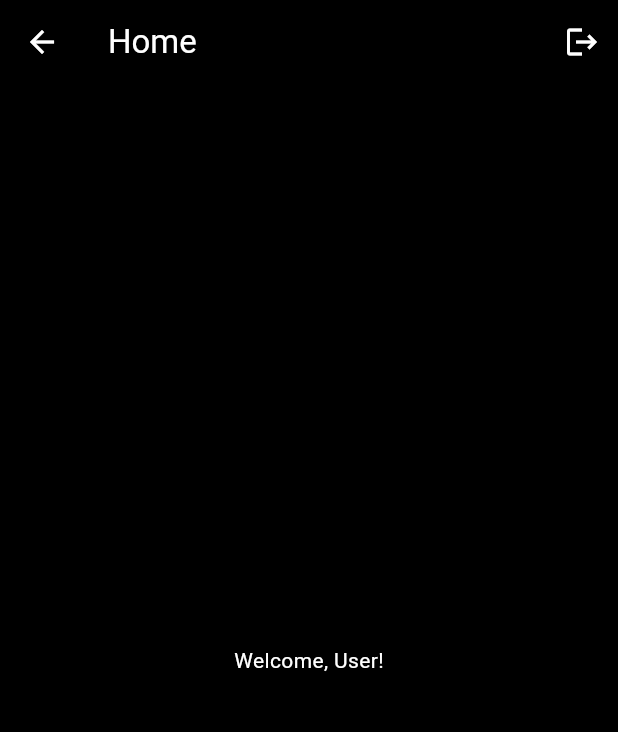
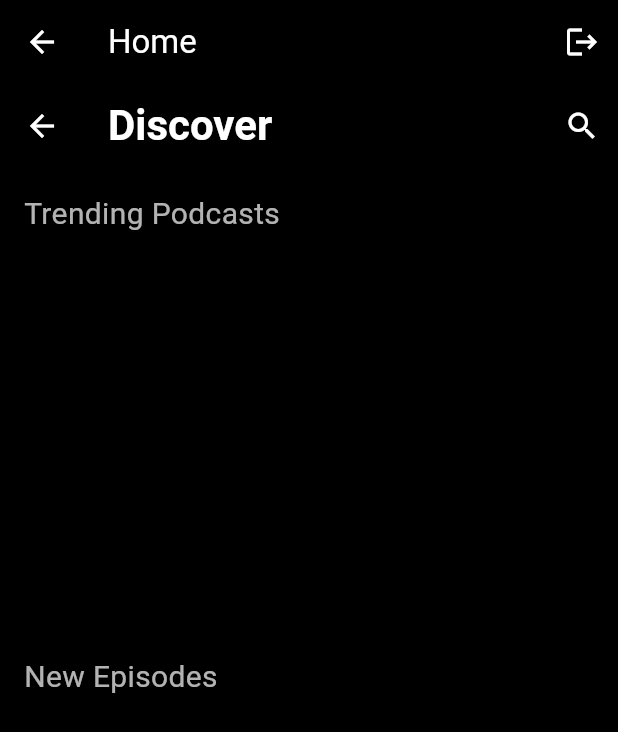
Before and after one commit to SondosAbdelnasser/podsy, a Flutter app: the HomeScreen screen opened by its route, on a phone screen of 412 x 824 dp. Shown: the top 732 px of the screen. Run offline on Flutter 3.47's test engine with Material 3 defaults, Android fonts, the phone set to English and light mode, and no system bars; our stand-ins replace cloud_firestore, firebase_auth, firebase_core, google_sign_in, lottie, supabase_flutter; accounts and stored records are empty.

Commit message:
home podcast card w episode title

```diff
--- a/lib/screens/home_screen.dart
+++ b/lib/screens/home_screen.dart
@@ -2,6 +2,7 @@ import 'package:flutter/material.dart';
 import 'package:provider/provider.dart';
 import '../providers/auth_provider.dart';
 import 'admin_dashboard_screen.dart';
+import 'podcast_home.dart';
 
 class HomeScreen extends StatelessWidget {
   @override
@@ -22,7 +23,7 @@ class HomeScreen extends StatelessWidget {
       ),
       body: authProvider.is_admin
           ? AdminDashboardScreen()
-          : Center(child: Text("Welcome, User!")),
+          : Home(),
     );
   }
 }
--- /dev/null
+++ b/lib/screens/podcast_home.dart
@@ -0,0 +1,113 @@
+import 'package:flutter/material.dart';
+import 'package:supabase_flutter/supabase_flutter.dart';
+import '../widgets/podcast_card.dart';
+import '../widgets/episode_tile.dart';
+
+class Home extends StatefulWidget {
+  const Home({Key? key}) : super(key: key);
+
+  @override
+  State<Home> createState() => _HomeScreenState();
+}
+
+class _HomeScreenState extends State<Home> {
+  final supabase = Supabase.instance.client;
+
+  List<dynamic> trendingPodcasts = [];
+  List<dynamic> newEpisodes = [];
+  bool isLoading = true;
+
+  Future<void> fetchData() async {
+    setState(() => isLoading = true);
+
+    try {
+      final podcastResponse = await supabase
+          .from('podcasts')
+          .select()
+          .order('likes', ascending: false)
+          .limit(5);
+
+      final episodeResponse = await supabase
+          .from('episodes')
+          .select()
+          .order('created_at', ascending: false)
+          .limit(10);
+
+      setState(() {
+        trendingPodcasts = podcastResponse;
+        newEpisodes = episodeResponse;
+      });
+    } catch (e) {
+      print("Error fetching data: $e");
+    }
+
+    setState(() => isLoading = false);
+  }
+
+  @override
+  void initState() {
+    super.initState();
+    fetchData();
+  }
+
+  @override
+  Widget build(BuildContext context) {
+    return Scaffold(
+      backgroundColor: Colors.black,
+      appBar: AppBar(
+        backgroundColor: Colors.black,
+        title: const Text(
+          'Discover',
+          style: TextStyle(fontSize: 28, fontWeight: FontWeight.bold, color: Colors.white),
+        ),
+        actions: [
+          IconButton(
+            icon: const Icon(Icons.search, color: Colors.white),
+            onPressed: () {},
+          ),
+        ],
+      ),
+      body: isLoading
+          ? const Center(child: CircularProgressIndicator())
+          : RefreshIndicator(
+              onRefresh: fetchData,
+              child: ListView(
+                padding: const EdgeInsets.all(16.0),
+                children: [
+                  const Text(
+                    'Trending Podcasts',
+                    style: TextStyle(fontSize: 20, color: Colors.white70),
+                  ),
+                  const SizedBox(height: 16),
+                  SizedBox(
+                    height: 240,
+                    child: ListView.builder(
+                      scrollDirection: Axis.horizontal,
+                      itemCount: trendingPodcasts.length,
+                      itemBuilder: (context, index) {
+                        final podcast = trendingPodcasts[index];
+                        return PodcastCard(podcast: podcast);
+                      },
+                    ),
+                  ),
+                  const SizedBox(height: 24),
+                  const Text(
+                    'New Episodes',
+                    style: TextStyle(fontSize: 20, color: Colors.white70),
+                  ),
+                  const SizedBox(height: 16),
+                  ListView.builder(
+                    shrinkWrap: true,
+                    physics: const NeverScrollableScrollPhysics(),
+                    itemCount: newEpisodes.length,
+                    itemBuilder: (context, index) {
+                      final episode = newEpisodes[index];
+                      return EpisodeTile(episode: episode);
+                    },
+                  ),
+                ],
+              ),
+            ),
+    );
+  }
+}
```
Also changed, not shown: lib/widgets/episode_tile.dart (added, +31 -0 lines), lib/widgets/podcast_card.dart (added, +55 -0 lines), lib/routes/app_routes.dart (added), lib/widgets/bottom_nav_bar.dart (added).
